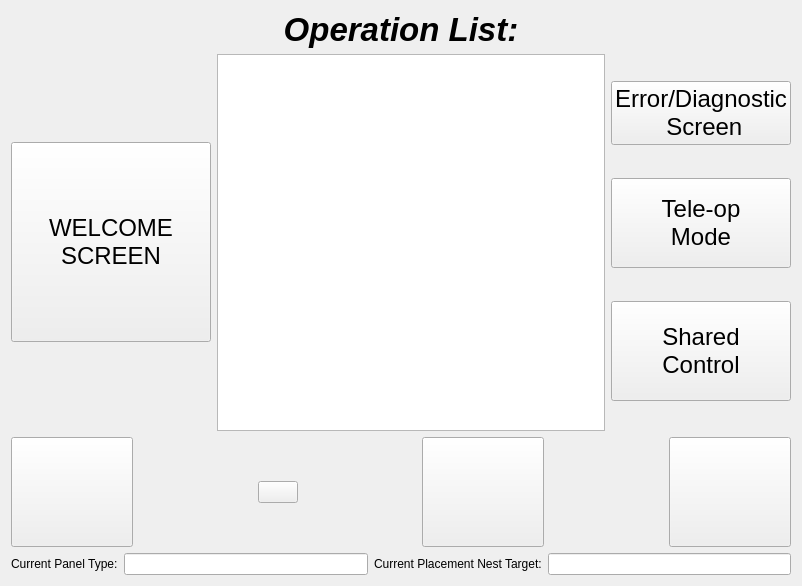
Before: the Qt Designer form resource/Runscreen.ui in rpiRobotics/rpi_arm_composites_manufacturing_gui, drawn with Qt 5.
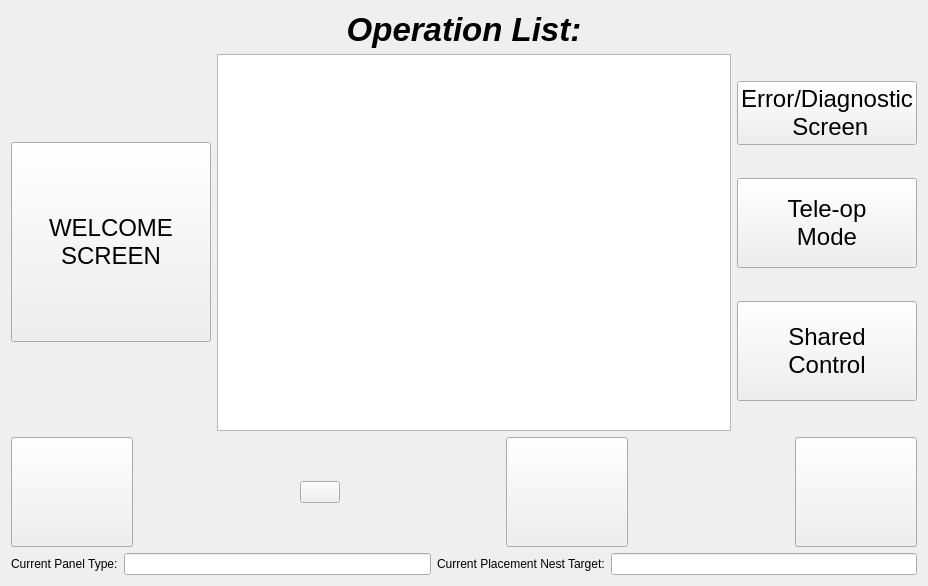
After: the same form once the commit is applied. Icons and pictures are not drawn.

Commit message: added login prompt, allows panel selecting from GUI now, start of rosbag data management

Diff of the .ui file:
```diff
--- a/resource/Runscreen.ui
+++ b/resource/Runscreen.ui
@@ -6,7 +6,7 @@
    <rect>
     <x>0</x>
     <y>0</y>
-    <width>802</width>
+    <width>928</width>
     <height>586</height>
    </rect>
   </property>
```
Left out of the diff: 12 changed lines with no effect on the pictures. The commit also changes 4 other files.
